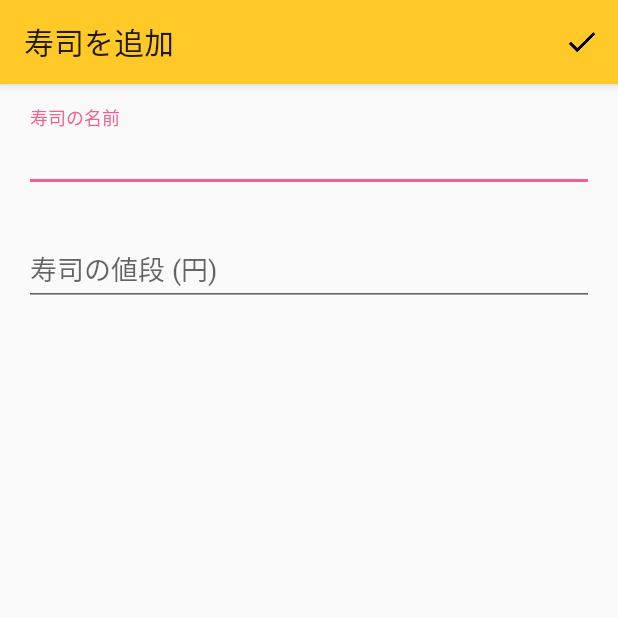
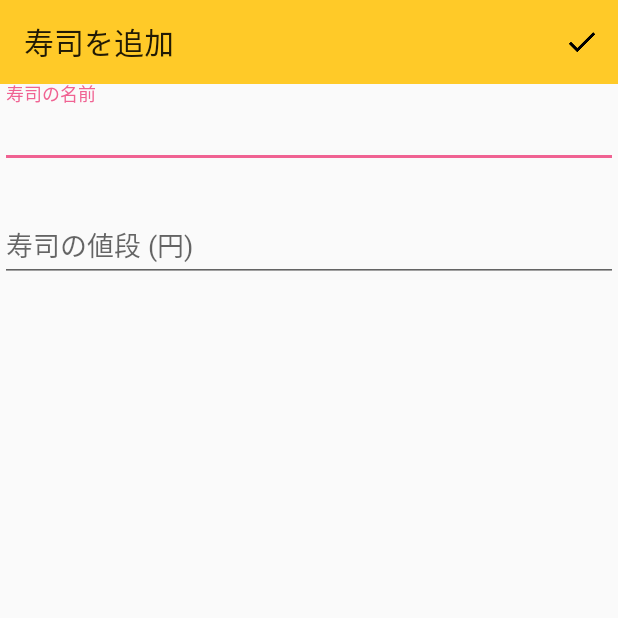
Before and after one commit to tanjo/sushi-log, an Android app: the screen it shows after launch (AddSushiActivity), after a tap on an icon or button, on a phone screen of 412 x 824 dp, the top half of it. Run offline under Robolectric (Android 15) with nearby library versions, the phone set to English and light mode, and no system bars; our stand-ins replace ButterKnife; Roboto replaces fonts that are not available here.

Commit message:
ツールバー

```diff
--- a/app/src/main/java/in/tanjo/sushi/AddSushiActivity.java
+++ b/app/src/main/java/in/tanjo/sushi/AddSushiActivity.java
@@ -6,6 +6,7 @@ import android.content.Intent;
 import android.os.Bundle;
 import android.support.design.widget.TextInputLayout;
 import android.support.v7.app.AppCompatActivity;
+import android.support.v7.widget.Toolbar;
 import android.view.Menu;
 import android.view.MenuItem;
 import android.widget.EditText;
@@ -23,6 +24,8 @@ public class AddSushiActivity extends AppCompatActivity {
   @Bind(R.id.sushi_name_layout) TextInputLayout mNameTextInputLayout;
   @Bind(R.id.sushi_price) EditText mPriceEditText;
   @Bind(R.id.sushi_price_layout) TextInputLayout mPriceLayout;
+  @Bind(R.id.add_sushi_toolbar) Toolbar mToolbar;
+
 
   @BindString(R.string.add_sushi_activity_name_error) String mNameError;
 
@@ -40,7 +43,7 @@ public class AddSushiActivity extends AppCompatActivity {
     super.onCreate(savedInstanceState);
     setContentView(R.layout.activity_add_sushi);
     ButterKnife.bind(this);
-
+    setSupportActionBar(mToolbar);
   }
 
   @Override
--- a/app/src/main/java/in/tanjo/sushi/EditNoteActivity.java
+++ b/app/src/main/java/in/tanjo/sushi/EditNoteActivity.java
@@ -5,6 +5,7 @@ import android.content.Intent;
 import android.os.Bundle;
 import android.support.design.widget.TextInputLayout;
 import android.support.v7.app.AppCompatActivity;
+import android.support.v7.widget.Toolbar;
 import android.view.Menu;
 import android.view.MenuItem;
 import android.widget.EditText;
@@ -25,6 +26,7 @@ public class EditNoteActivity extends AppCompatActivity {
   @Bind(R.id.edit_note_activity_description_textinputlayout) TextInputLayout mDescriptionTextInputLayout;
   @Bind(R.id.edit_note_activity_memo_title_textinputlayout) TextInputLayout mTitleTextInputLayout;
   @Bind(R.id.edit_note_activity_store_name_textinputlayout) TextInputLayout mStoreTextInputLayout;
+  @Bind(R.id.edit_note_toolbar) Toolbar mToolbar;
 
   private NoteModel mNoteModel;
 
@@ -39,6 +41,7 @@ public class EditNoteActivity extends AppCompatActivity {
     super.onCreate(savedInstanceState);
     setContentView(R.layout.activity_edit_note);
     ButterKnife.bind(this);
+    setSupportActionBar(mToolbar);
 
     catchNoteModel();
   }
--- a/app/src/main/java/in/tanjo/sushi/MainActivity.java
+++ b/app/src/main/java/in/tanjo/sushi/MainActivity.java
@@ -3,15 +3,16 @@ package in.tanjo.sushi;
 import android.content.Intent;
 import android.os.Bundle;
 import android.support.design.widget.Snackbar;
+import android.support.v7.app.ActionBar;
 import android.support.v7.app.AppCompatActivity;
 import android.support.v7.widget.LinearLayoutManager;
 import android.support.v7.widget.RecyclerView;
-import android.view.KeyEvent;
+import android.support.v7.widget.Toolbar;
 import android.view.Menu;
 import android.view.MenuItem;
 import android.view.View;
-import android.widget.FrameLayout;
 import android.widget.PopupMenu;
+import android.widget.RelativeLayout;
 import android.widget.Toast;
 
 import butterknife.Bind;
@@ -23,8 +24,9 @@ import in.tanjo.sushi.model.NoteModel;
 import in.tanjo.sushi.model.SushiModel;
 
 public class MainActivity extends AppCompatActivity {
-  @Bind(R.id.main_framelayout) FrameLayout mFrameLayout;
+  @Bind(R.id.main_relativelayout) RelativeLayout mRelativeLayout;
   @Bind(R.id.main_recycler_view) RecyclerView mRecyclerView;
+  @Bind(R.id.main_toolbar) Toolbar mToolbar;
 
   private NoteManager mNoteManager;
 
@@ -33,6 +35,8 @@ public class MainActivity extends AppCompatActivity {
     super.onCreate(savedInstanceState);
     setContentView(R.layout.activity_main);
     ButterKnife.bind(this);
+
+    setSupportActionBar(mToolbar);
 
     mNoteManager = new NoteManager(this);
 
@@ -64,7 +68,7 @@ public class MainActivity extends AppCompatActivity {
               case R.id.popup_menu_sushi_delete:
                 mNoteManager.getActiveNote().getSushiModelList().remove(countableSushiModel);
                 updateMainAdapter();
-                final Snackbar snackbar = Snackbar.make(mFrameLayout, countableSushiModel.getName() + "を削除しました", Snackbar.LENGTH_LONG);
+                final Snackbar snackbar = Snackbar.make(mRelativeLayout, countableSushiModel.getName() + "を削除しました", Snackbar.LENGTH_LONG);
                 snackbar.setAction("OK", new View.OnClickListener() {
                   @Override
                   public void onClick(View v) {
@@ -117,7 +121,7 @@ public class MainActivity extends AppCompatActivity {
 
             updateMainAdapter();
 
-            final Snackbar snackbar = Snackbar.make(mFrameLayout, "メモを更新しました", Snackbar.LENGTH_LONG);
+            final Snackbar snackbar = Snackbar.make(mRelativeLayout, "メモを更新しました", Snackbar.LENGTH_LONG);
             snackbar.setAction("OK", new View.OnClickListener() {
               @Override
               public void onClick(View v) {
@@ -140,7 +144,7 @@ public class MainActivity extends AppCompatActivity {
 
             updateMainAdapter();
 
-            final Snackbar snackbar = Snackbar.make(mFrameLayout, sushiModel.getName() + "を追加しました", Snackbar.LENGTH_LONG);
+            final Snackbar snackbar = Snackbar.make(mRelativeLayout, sushiModel.getName() + "を追加しました", Snackbar.LENGTH_LONG);
             snackbar.setAction("OK", new View.OnClickListener() {
               @Override
               public void onClick(View v) {
--- a/app/src/main/res/layout/activity_add_sushi.xml
+++ b/app/src/main/res/layout/activity_add_sushi.xml
@@ -1,13 +1,20 @@
-<LinearLayout xmlns:android="http://schemas.android.com/apk/res/android"
+<RelativeLayout xmlns:android="http://schemas.android.com/apk/res/android"
                 xmlns:tools="http://schemas.android.com/tools"
                 android:layout_width="match_parent"
                 android:layout_height="match_parent"
-              android:orientation="vertical"
-              android:paddingBottom="@dimen/activity_vertical_margin"
-              android:paddingLeft="@dimen/activity_horizontal_margin"
-              android:paddingRight="@dimen/activity_horizontal_margin"
-              android:paddingTop="@dimen/activity_vertical_margin"
                 tools:context="in.tanjo.sushi.AddSushiActivity">
+
+    <android.support.v7.widget.Toolbar
+        android:id="@+id/add_sushi_toolbar"
+        android:layout_width="match_parent"
+        android:layout_height="?attr/actionBarSize"
+        android:background="?attr/colorPrimary" />
+
+    <LinearLayout
+        android:layout_width="match_parent"
+        android:layout_height="match_parent"
+        android:layout_marginTop="?attr/actionBarSize"
+        android:orientation="vertical">
 
         <android.support.design.widget.TextInputLayout
             android:id="@+id/sushi_name_layout"
@@ -32,9 +39,11 @@
                 android:id="@+id/sushi_price"
                 android:layout_width="match_parent"
                 android:layout_height="wrap_content"
-            android:inputType="numberDecimal"
-            android:hint="@string/sushi_price" />
+                android:hint="@string/sushi_price"
+                android:inputType="numberDecimal" />
 
         </android.support.design.widget.TextInputLayout>
 
     </LinearLayout>
+
+</RelativeLayout>
--- a/app/src/main/res/values/styles.xml
+++ b/app/src/main/res/values/styles.xml
@@ -1,6 +1,6 @@
 <resources>
     <!-- inherit from the material theme -->
-    <style name="AppTheme" parent="Theme.AppCompat.Light">
+    <style name="AppTheme" parent="Theme.AppCompat.Light.NoActionBar">
         <!-- Color -->
         <item name="colorPrimary">@color/primary</item>
         <item name="colorPrimaryDark">@color/primary_dark</item>
```
Also changed, not shown: app/src/main/res/layout/activity_edit_note.xml (+15 -6 lines), app/src/main/res/layout/activity_main.xml (+17 -8 lines). Lines whose indentation alone changed are shown as unchanged.
